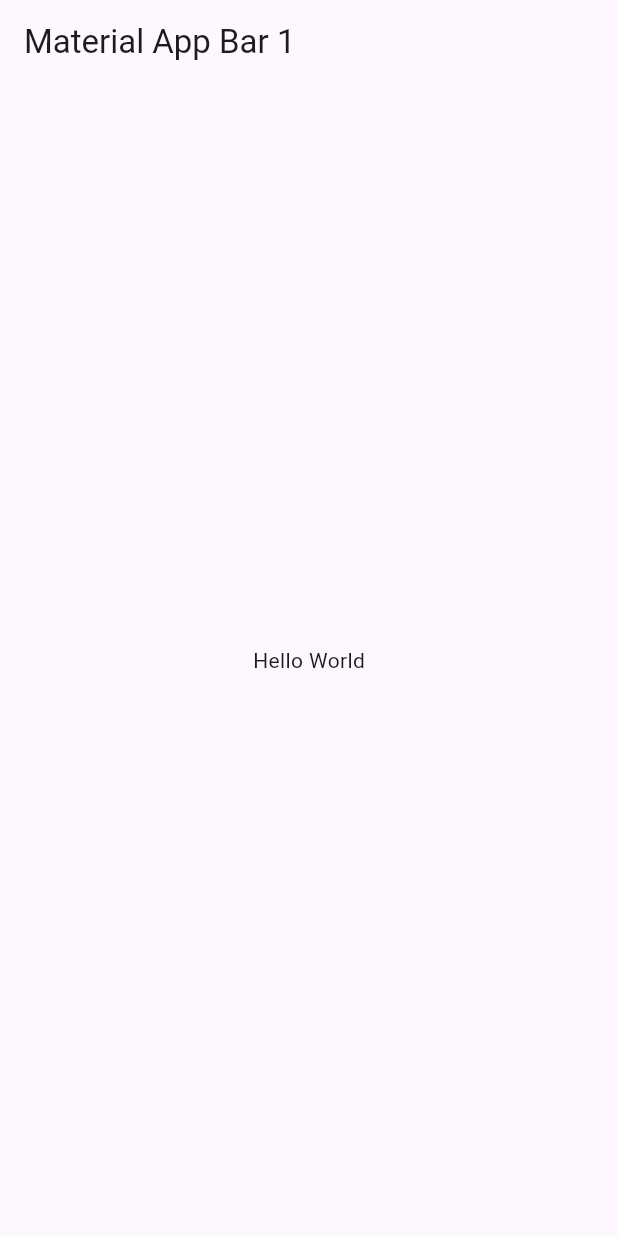
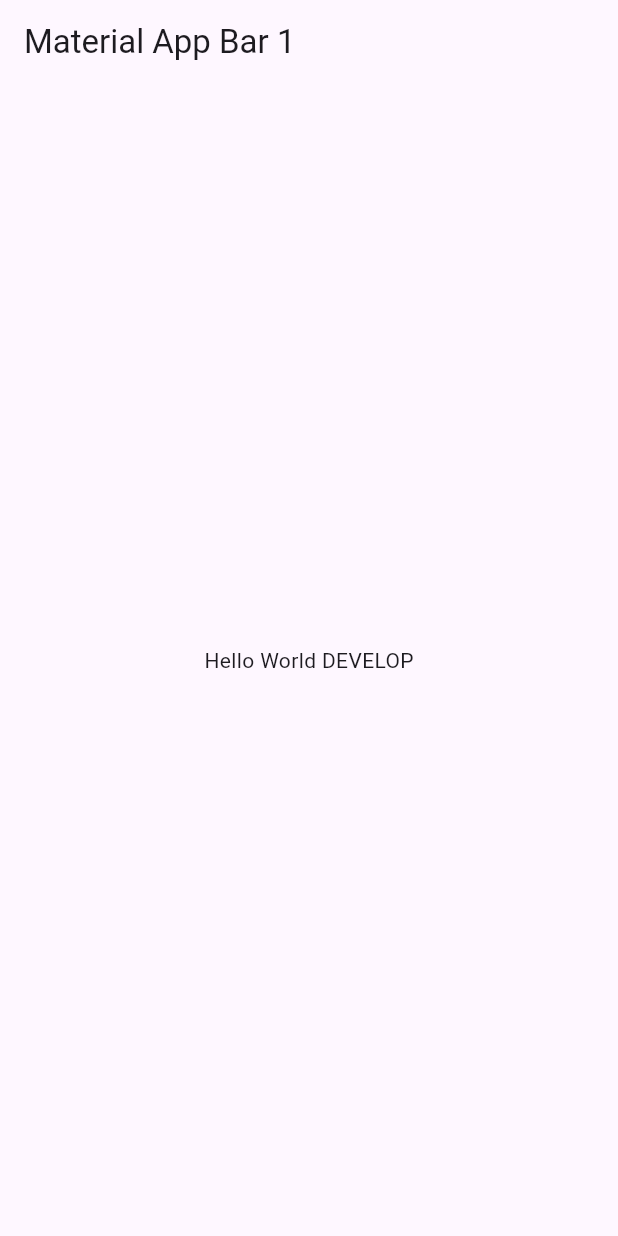
Before and after one commit to electrocamo/ejemplo-flutter, a Flutter app: the screen it shows after launch, on a phone screen of 412 x 824 dp. Run offline on Flutter 3.47's test engine with Material 3 defaults, Android fonts, the phone set to English and light mode, and no system bars.

Commit message:
mensaje develop

```diff
--- a/lib/main.dart
+++ b/lib/main.dart
@@ -11,7 +11,7 @@ class MyApp extends StatelessWidget {
       title: 'Material App',
       home: Scaffold(
         appBar: AppBar(title: const Text('Material App Bar 1')),
-        body: const Center(child: Text('Hello World')),
+        body: const Center(child: Text('Hello World DEVELOP')),
       ),
     );
   }
```
